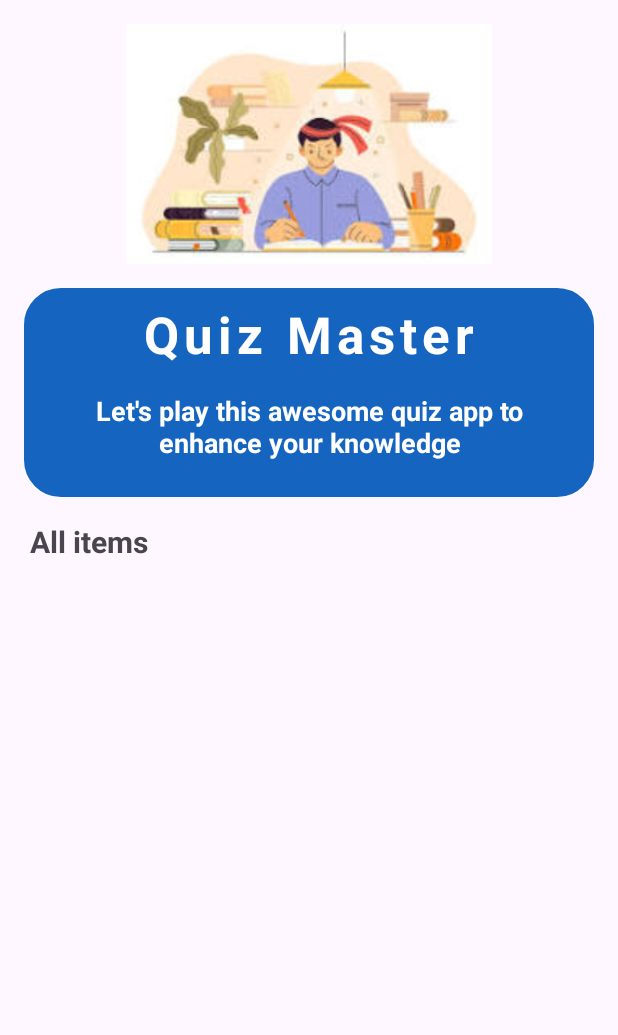
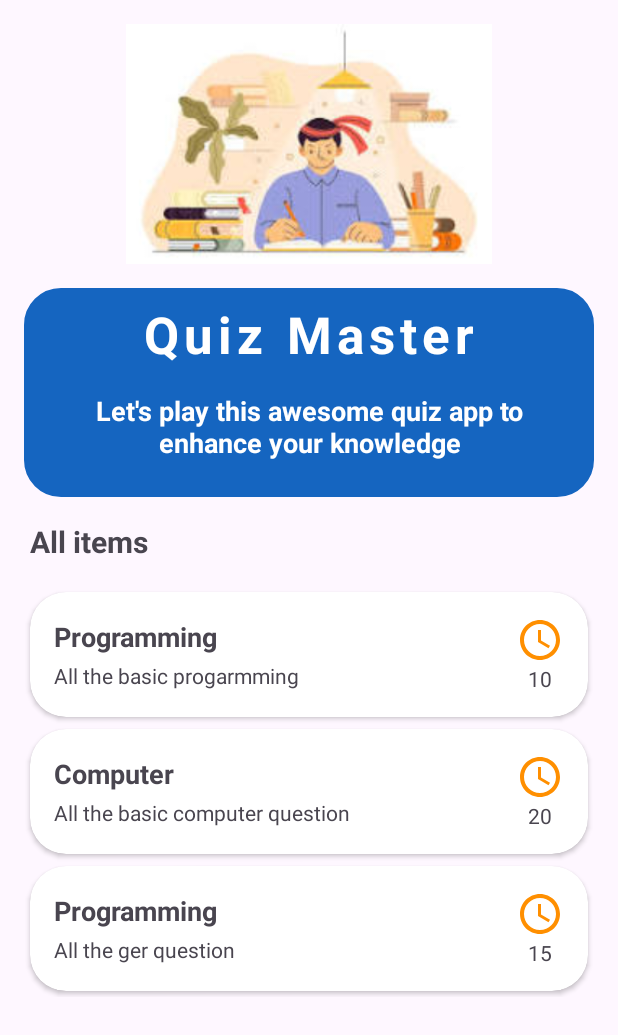
Before and after one commit to abuhurayraniloy/QuizMaster_Project_250, an Android app: the screen it shows after launch (MainActivity), on a phone screen of 412 x 824 dp. Shown: the top 1035 px of the screen. Run offline under Robolectric (Android 15) with nearby library versions, the light colour scheme and no system bars.

Commit message:
Testing UI with dummy data

```diff
--- a/app/src/main/java/com/example/quizmaster/MainActivity.kt
+++ b/app/src/main/java/com/example/quizmaster/MainActivity.kt
@@ -2,15 +2,33 @@ package com.example.quizmaster
 
 import androidx.appcompat.app.AppCompatActivity
 import android.os.Bundle
+import androidx.recyclerview.widget.LinearLayoutManager
 import com.example.quizmaster.databinding.ActivityMainBinding
 
 class MainActivity : AppCompatActivity() {
     lateinit var binding: ActivityMainBinding;
-
+    lateinit var quiModelList: MutableList<QuizModel>
+    lateinit var adapter: QuizListAdapter
     override fun onCreate(savedInstanceState: Bundle?) {
         super.onCreate(savedInstanceState)
         binding = ActivityMainBinding.inflate(layoutInflater)
         setContentView(binding.root)
 
+
+        quiModelList = mutableListOf()
+        getDataFromFirebase()
+    }
+
+    private fun setupRecyclerView(){
+        adapter = QuizListAdapter(quiModelList)
+        binding.recyclerView.layoutManager = LinearLayoutManager(this)
+        binding.recyclerView.adapter = adapter
+    }
+
+    private fun getDataFromFirebase(){
+        quiModelList.add(QuizModel("1","Programming","All the basic progarmming","10"))
+        quiModelList.add(QuizModel("2","Computer","All the basic computer question","20"))
+        quiModelList.add(QuizModel("3","Programming","All the ger question","15"))
+        setupRecyclerView()
     }
 }
--- /dev/null
+++ b/app/src/main/java/com/example/quizmaster/QuizListAdapter.kt
@@ -0,0 +1,32 @@
+package com.example.quizmaster
+
+import android.view.LayoutInflater
+import android.view.ViewGroup
+import androidx.recyclerview.widget.RecyclerView
+import com.example.quizmaster.databinding.QuizItemRecyclerRowBinding
+
+class QuizListAdapter(private val quizModelList : List<QuizModel>) :
+    RecyclerView.Adapter<QuizListAdapter.MyViewHolder>() {
+    class MyViewHolder(private val binding: QuizItemRecyclerRowBinding) : RecyclerView.ViewHolder(binding.root){
+        fun bind(model : QuizModel){
+            binding.apply {
+                quizTitleText.text = model.title
+                quizSubtitleText.text = model.subtitle
+                quizTimeText.text = model.time
+            }
+        }
+    }
+
+    override fun onCreateViewHolder(parent: ViewGroup, viewType: Int): MyViewHolder {
+        val binding = QuizItemRecyclerRowBinding.inflate(LayoutInflater.from(parent.context),parent,false)
+        return MyViewHolder(binding)
+    }
+
+    override fun getItemCount(): Int {
+        return quizModelList.size
+    }
+
+    override fun onBindViewHolder(holder: MyViewHolder, position: Int) {
+        holder.bind(quizModelList[position])
+    }
+}
--- a/app/src/main/java/com/example/quizmaster/QuizModel.kt
+++ b/app/src/main/java/com/example/quizmaster/QuizModel.kt
@@ -1,19 +1,10 @@
-package np.com.bimalkafle.quizonline
+package com.example.quizmaster
 
 data class QuizModel(
     val id : String,
     val title : String,
     val subtitle : String,
     val time : String,
-    val questionList : List<QuestionModel>
 ){
-    constructor() : this("","","","", emptyList())
+    constructor() : this("","","","")
 }
-
-data class QuestionModel(
-    val question : String,
-    val options : List<String>,
-    val correct : String,
-){
-    constructor() : this ("", emptyList(),"")
-}
--- /dev/null
+++ b/app/src/main/res/drawable/icon_timer.xml
@@ -0,0 +1,6 @@
+<vector android:height="32dp" android:tint="#000000"
+    android:viewportHeight="24" android:viewportWidth="24"
+    android:width="32dp" xmlns:android="http://schemas.android.com/apk/res/android">
+    <path android:fillColor="@android:color/white" android:pathData="M11.99,2C6.47,2 2,6.48 2,12s4.47,10 9.99,10C17.52,22 22,17.52 22,12S17.52,2 11.99,2zM12,20c-4.42,0 -8,-3.58 -8,-8s3.58,-8 8,-8 8,3.58 8,8 -3.58,8 -8,8z"/>
+    <path android:fillColor="@android:color/white" android:pathData="M12.5,7H11v6l5.25,3.15 0.75,-1.23 -4.5,-2.67z"/>
+</vector>
--- /dev/null
+++ b/app/src/main/res/layout/quiz_item_recycler_row.xml
@@ -0,0 +1,60 @@
+<?xml version="1.0" encoding="utf-8"?>
+<androidx.cardview.widget.CardView xmlns:android="http://schemas.android.com/apk/res/android"
+    android:layout_width="match_parent"
+    android:layout_height="wrap_content"
+    xmlns:app="http://schemas.android.com/apk/res-auto"
+    xmlns:tools="http://schemas.android.com/tools"
+    android:layout_margin="4dp"
+    android:elevation="10dp"
+    app:cardCornerRadius="24dp">
+
+    <RelativeLayout
+        android:layout_width="match_parent"
+        android:layout_height="wrap_content"
+        android:padding="16dp">
+
+        <LinearLayout
+            android:layout_width="match_parent"
+            android:layout_height="wrap_content"
+            android:layout_centerVertical="true"
+            android:orientation="vertical">
+            <TextView
+                android:layout_width="wrap_content"
+                android:layout_height="wrap_content"
+                android:id="@+id/quiz_title_text"
+                tools:text="Android"
+                android:textSize="18sp"
+                android:textStyle="bold"/>
+            <TextView
+                android:layout_width="wrap_content"
+                android:layout_height="wrap_content"
+                android:id="@+id/quiz_subtitle_text"
+                android:layout_marginTop="4dp"
+                tools:text="All about Android OS"/>
+        </LinearLayout>
+        <LinearLayout
+            android:layout_width="wrap_content"
+            android:layout_height="wrap_content"
+            android:layout_alignParentEnd="true"
+            android:layout_centerVertical="true"
+            android:gravity="center"
+            android:orientation="vertical">
+
+            <ImageView
+                android:layout_width="32dp"
+                android:layout_height="32dp"
+                android:src="@drawable/icon_timer"
+                app:tint="@color/orange" />
+            <TextView
+                android:layout_width="wrap_content"
+                android:layout_height="wrap_content"
+                android:id="@+id/quiz_time_text"
+                tools:text="20 min"/>
+
+        </LinearLayout>
+
+    </RelativeLayout>
+
+
+
+</androidx.cardview.widget.CardView>
```
